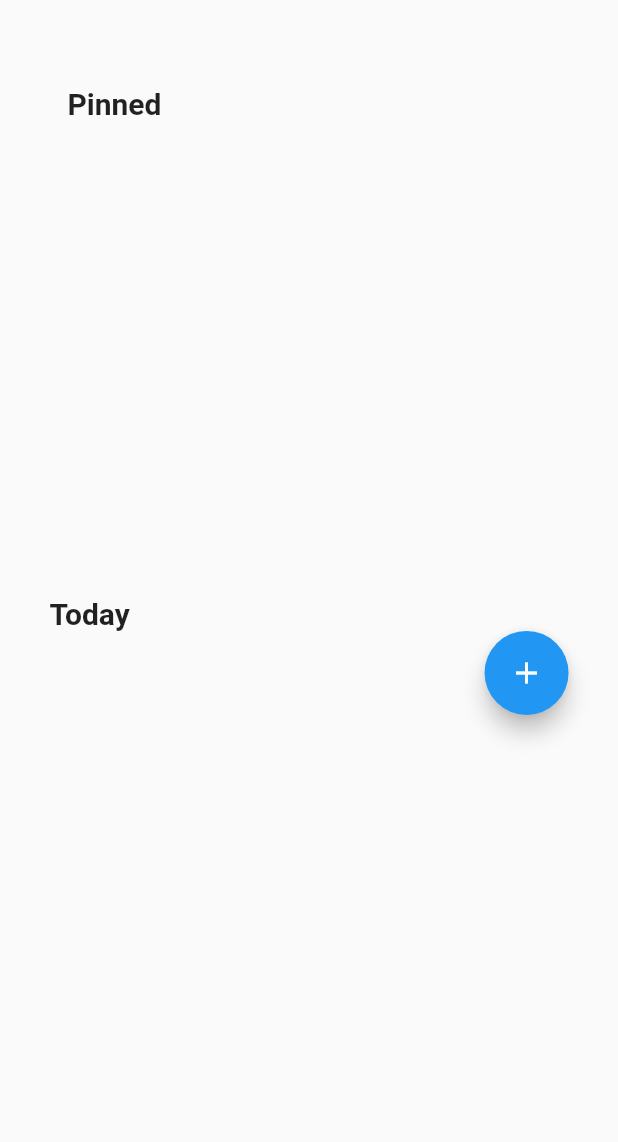
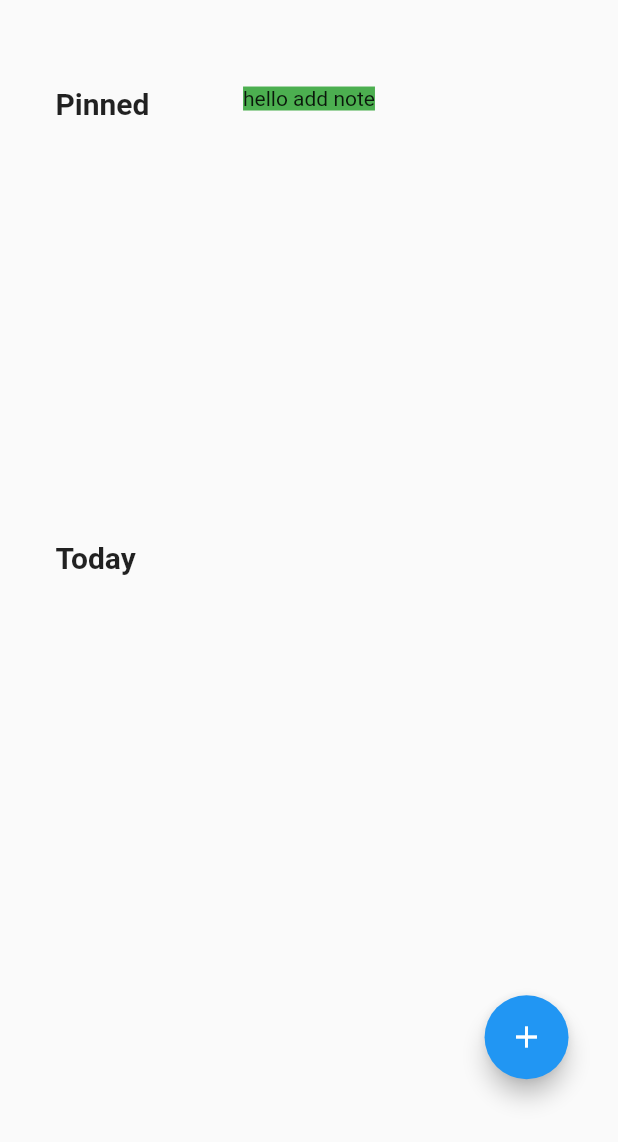
Before and after one commit to AmrAbdElHamed26/POS_System, a Flutter app: the AdminNotesScreen widget shown alone on an empty page, opened directly, after a tap on the "add" icon, on a phone screen of 412 x 824 dp. Shown: the top 1142 px of the screen. Run offline on Flutter 3.47's test engine with Material 2 defaults, Android fonts, the light colour scheme and no system bars; our stand-ins replace bloc, cloud_firestore, dartz, equatable, firebase_auth, firebase_core and 4 more; missing offline and left inert: dart:html, side_sheet; accounts and stored records are empty; network calls fail.

Commit message:
finish Home and Notes screens

```diff
--- a/lib/admin_module/admin_screen.dart
+++ b/lib/admin_module/admin_screen.dart
@@ -15,12 +15,12 @@ class AdminScreen extends StatelessWidget {
     return Scaffold(
       backgroundColor: Colors.white,
       body: BlocProvider(
-        create: (BuildContext context) => getIt<AdminBloc>(),
+        create: (BuildContext context) => getIt<AdminBloc>()..add(const ChangePageEvent(pageNumber: 0)),
         child: Row(
           mainAxisAlignment: MainAxisAlignment.start,
           crossAxisAlignment: CrossAxisAlignment.start,
           children: [
-            AdminNavigationBar(),
+            const AdminNavigationBar(),
             Expanded(
               flex: 16,
               child: BlocBuilder<AdminBloc, AdminStates>(
--- a/lib/admin_module/home_feature/data_layer/data_source/admin_home_remote_data_source.dart
+++ b/lib/admin_module/home_feature/data_layer/data_source/admin_home_remote_data_source.dart
@@ -72,7 +72,7 @@ class AdminHomeRemoteDataSource extends BaseAdminHomeRemoteDataSource {
   Future<List<AllToDoListModel>> getAllToDo() async {
 
     if(adminScreenData.allQuickToDoListChanges == true){
-      final result = await FireStoreFunctions().getAllToDoService(userDocumentId: "AJn92NJE9hh8XUnzRtda");
+      final result = await FireStoreFunctions().getAllQuickToDoService(userDocumentId: "AJn92NJE9hh8XUnzRtda");
       adminScreenData.setAllQuickToDoListData =  List<AllToDoListModel>.from(result);
       adminScreenData.setAllQuickToDoListChanges(false);
       return result;
--- a/lib/admin_module/notes-feature/domain_layer/repository/base_admin_notes_repository.dart
+++ b/lib/admin_module/notes-feature/domain_layer/repository/base_admin_notes_repository.dart
@@ -1,4 +1,6 @@
 import 'package:side_proj/admin_module/home_feature/data_layer/models/all_notes_model.dart';
+
+import '../../../home_feature/data_layer/models/all_to_do_list_model.dart';
 
 abstract class BaseAdminNotesRepository {
 
@@ -6,6 +8,7 @@ abstract class BaseAdminNotesRepository {
 
   Future<void>addNote(AllNotesModel note);
   Future<List<AllNotesModel>> getAllNotesData();
+  Future<List<AllToDoListModel>> getAllToDoData();
 
 }
 
--- /dev/null
+++ b/lib/admin_module/notes-feature/domain_layer/use_cases/get_all_to_do_use_case_notes.dart
@@ -0,0 +1,15 @@
+import 'package:side_proj/admin_module/home_feature/data_layer/models/all_notes_model.dart';
+import 'package:side_proj/admin_module/notes-feature/domain_layer/repository/base_admin_notes_repository.dart';
+
+import '../../../home_feature/data_layer/models/all_to_do_list_model.dart';
+
+class GetAllNotesUseCaseNotes {
+
+  BaseAdminNotesRepository baseAdminNotesRepository ;
+
+  GetAllNotesUseCaseNotes(this.baseAdminNotesRepository);
+
+  Future<List<AllToDoListModel>> execute () async {
+    return await baseAdminNotesRepository.getAllToDoData();
+  }
+}
--- a/lib/admin_module/notes-feature/presentaion_layer/components/all_notes.dart
+++ b/lib/admin_module/notes-feature/presentaion_layer/components/all_notes.dart
@@ -10,22 +10,22 @@ import '../controller/admin_notes_states.dart';
 import 'notes_table.dart';
 
 class AllNotes extends StatelessWidget {
-  const AllNotes({Key? key , required this.screenSize}) : super(key: key);
+  AllNotes({Key? key , required this.screenSize , required this.nameOfRow}) : super(key: key);
 
-  final  Size screenSize;
-
+  final Size screenSize;
+  final String nameOfRow ;
   @override
   Widget build(BuildContext context) {
     return  Column(
       crossAxisAlignment: CrossAxisAlignment.start,
       children: [
-        const Row(
+        Row(
           mainAxisAlignment: MainAxisAlignment.start,
           children: [
-            SizedBox(width: 12,),
+            const SizedBox(width: 4,),
             Text(
-              "Pinned",
-              style: TextStyle(
+              nameOfRow,
+              style: const TextStyle(
                 fontSize: 20,
                 fontWeight: FontWeight.bold,
               ),
@@ -33,34 +33,23 @@ class AllNotes extends StatelessWidget {
           ],
         ),
         const SizedBox(
-          height: 30,
+          height: 8,
         ),
         SizedBox(
-          width: screenSize.width * 0.8, // 80% of screen width
-          height: screenSize.height * 0.33, // 40% of screen height
+          width: screenSize.width * 0.8,
+          height: screenSize.height * 0.33,
           child: BlocBuilder<AdminNotesBloc,AdminNotesStates>(
             builder: (BuildContext context , AdminNotesStates state){
-              switch(state.allNotesState){
-
-                case RequestState.loading:
-                  return Center(child: CircularProgressIndicator());
-                case RequestState.loaded:
-                return ListView.builder(
-                  physics: const ClampingScrollPhysics(),
-                  itemBuilder: (BuildContext context, int index) =>
-                      NotesTable(allNotes: state.allNotesData[index]),
-                  itemCount: state.allNotesData.length,
-                  scrollDirection: Axis.horizontal,
-                );
-                case RequestState.error:
-                  return Center(child: CircularProgressIndicator());
-
-              }
+              return ListView.builder(
+                physics: const ClampingScrollPhysics(),
+                itemBuilder: (BuildContext context, int index) =>
+                    NotesTable(allNotes: adminScreenData.allNotesData[index]),
+                itemCount: adminScreenData.allNotesData.length,
+                scrollDirection: Axis.horizontal,
+              );
             },
           ),
         ),
-        const SizedBox(height: 15,),
-        const Text("Today" , style: TextStyle(fontWeight: FontWeight.bold , fontSize: 20),),
       ],
     );
   }
--- a/lib/admin_module/notes-feature/presentaion_layer/controller/admin_notes_bloc.dart
+++ b/lib/admin_module/notes-feature/presentaion_layer/controller/admin_notes_bloc.dart
@@ -1,49 +1,69 @@
-
 import 'dart:async';
 import 'package:flutter_bloc/flutter_bloc.dart';
+import 'package:side_proj/admin_module/home_feature/domain_layer/use_cases/get_all_to_do_list_use_case.dart';
 import 'package:side_proj/admin_module/notes-feature/domain_layer/use_cases/get_all_notes_use_case_notes.dart';
 import 'package:side_proj/admin_module/notes-feature/presentaion_layer/controller/admin_notes_events.dart';
 import 'package:side_proj/admin_module/notes-feature/presentaion_layer/controller/admin_notes_states.dart';
 import 'package:side_proj/services/save_data.dart';
 import 'package:side_proj/services/services_locator.dart';
 
-
 import '../../../home_feature/domain_layer/use_cases/get_all_notes_use_case.dart';
 import '../../../home_feature/presentation_layer/controller/admin_home_states.dart';
 import '../../domain_layer/use_cases/add_note_use_case.dart';
 
 class AdminNotesBloc extends Bloc<AdminNotesEvents, AdminNotesStates> {
-  final AddNoteUseCase addNoteUseCase ;
+  final AddNoteUseCase addNoteUseCase;
+
   final GetAllNotesUseCaseNotes getAllNotesUseCaseNotes;
-  AdminNotesBloc(this.addNoteUseCase , this.getAllNotesUseCaseNotes):super(const AdminNotesStates()){
+  final GetAllToDoListUseCase getAllToDoListUseCase;
 
+
+  AdminNotesBloc(this.addNoteUseCase, this.getAllNotesUseCaseNotes , this.getAllToDoListUseCase)
+      : super(const AdminNotesStates()) {
     on<AddNoteEvent>(_addNote);
     on<GetAllNotesEvent>(_getAllNotesData);
+    on<GetAllToDoEvent>(_getAllToDoData);
+
+
+    on<ShowAddNoteScreenEvent>((event, emit) {
+      emit(state.copyWith(
+        showAddNoteScreen:true ,
+      ));
+    });
+    on<HideAddNoteScreenEvent>((event, emit) {
+      emit(state.copyWith(
+        showAddNoteScreen:false ,
+      ));
+    });
   }
 
-  FutureOr<void> _getAllNotesData( event, emit )async  {
-  /// to do handle save data
+  FutureOr<void> _getAllNotesData(event, emit) async {
+    /// to do handle save data
     final result = await getAllNotesUseCaseNotes.execute();
-    emit(state.copyWith(allNotesData: result,
-      allNotesState: RequestState.loaded,));
+    adminScreenData.allNotesData = result;
+    emit(state.copyWith(
+      allNotesData: result,
+      allNotesState: RequestState.loaded,
+    ));
   }
 
-  FutureOr<void> _addNote( event, emit )async  {
-     await addNoteUseCase.execute(event.note);
+  FutureOr<void> _getAllToDoData(event, emit) async {
+    final result = await getAllToDoListUseCase.execute();
+    print("all to do list $result");
+    emit(state.copyWith(
+      allToDoListData: result,
+      allToDoState: RequestState.loaded,
+    ));
+  }
 
-     adminScreenData.allNotesData.add(event.note);
+  FutureOr<void> _addNote(event, emit) async {
+    adminScreenData.allNotesData.add(event.note);
 
-     emit(state.copyWith(
-       addNoteState: RequestState.loaded,
-     ));
+    await addNoteUseCase.execute(event.note);
 
-     emit(state.copyWith(
-       addNoteState: RequestState.loading,
-     ));
+    emit(state.copyWith(
+      addNoteState: RequestState.loading,
+    ));
 
   }
-
-
-
-
 }
--- a/lib/admin_module/notes-feature/presentaion_layer/controller/admin_notes_events.dart
+++ b/lib/admin_module/notes-feature/presentaion_layer/controller/admin_notes_events.dart
@@ -16,3 +16,8 @@ class AddNoteEvent extends AdminNotesEvents{
 }
 
 class GetAllNotesEvent extends AdminNotesEvents{}
+
+class ShowAddNoteScreenEvent extends AdminNotesEvents{}
+class HideAddNoteScreenEvent extends AdminNotesEvents{}
+
+class GetAllToDoEvent extends AdminNotesEvents {}
--- a/lib/admin_module/notes-feature/presentaion_layer/controller/admin_notes_states.dart
+++ b/lib/admin_module/notes-feature/presentaion_layer/controller/admin_notes_states.dart
@@ -13,11 +13,24 @@ class AdminNotesStates extends Equatable {
   final List<AllNotesModel> allNotesData;
   final RequestState allNotesState;
 
+  /// all To Do List data
+  final List<AllToDoListModel> allToDoListData;
+  final RequestState allToDoState;
+
+
+  final bool showAddNoteScreen;
+
+
   const AdminNotesStates({
+    this.showAddNoteScreen = false,
+
     this.addNoteState = RequestState.loading,
 
     this.allNotesData = const [],
     this.allNotesState = RequestState.loading ,
+
+    this.allToDoListData = const [],
+    this.allToDoState = RequestState.loading ,
   });
 
   AdminNotesStates copyWith({
@@ -25,13 +38,23 @@ class AdminNotesStates extends Equatable {
 
     List<AllNotesModel> ? allNotesData ,
     RequestState ? allNotesState ,
+
+    List<AllToDoListModel> ? allToDoListData ,
+    RequestState ? allToDoState ,
+
+    bool? showAddNoteScreen,
   }) {
     return AdminNotesStates(addNoteState: addNoteState ?? this.addNoteState,
         allNotesData : allNotesData ?? this.allNotesData ,
       allNotesState: allNotesState ?? this.allNotesState ,
+      showAddNoteScreen: showAddNoteScreen ?? this.showAddNoteScreen,
+
+      allToDoListData : allToDoListData ?? this.allToDoListData ,
+      allToDoState: allToDoState ?? this.allToDoState ,
+
     );
     }
 
   @override
-  List<Object?> get props => [addNoteState , allNotesData, allNotesState ];
+  List<Object?> get props => [addNoteState , allNotesData, allNotesState,showAddNoteScreen ,allToDoListData ,allToDoState];
 }
--- /dev/null
+++ b/lib/admin_module/notes-feature/presentaion_layer/screens/add_note_screen.dart
@@ -0,0 +1,19 @@
+import 'package:flutter/cupertino.dart';
+import 'package:flutter/material.dart';
+
+class AddNoteScreen extends StatelessWidget {
+  const AddNoteScreen({Key? key}) : super(key: key);
+
+  @override
+  Widget build(BuildContext context) {
+    final screenSize = MediaQuery.of(context).size;
+
+    final screenWidth = screenSize.width;
+    final screenHeight = screenSize.height;
+
+    return Container(
+      color: Colors.green,
+      child: Text("hello add note"),
+    );
+  }
+}
--- a/lib/admin_module/notes-feature/presentaion_layer/screens/notes_screen.dart
+++ b/lib/admin_module/notes-feature/presentaion_layer/screens/notes_screen.dart
@@ -1,6 +1,8 @@
 import 'package:flutter/cupertino.dart';
 import 'package:flutter/material.dart';
 import 'package:flutter_bloc/flutter_bloc.dart';
+import 'package:side_proj/admin_module/notes-feature/presentaion_layer/controller/admin_notes_states.dart';
+import 'package:side_proj/admin_module/notes-feature/presentaion_layer/screens/add_note_screen.dart';
 import 'package:side_proj/services/services_locator.dart';
 
 import '../../../home_feature/data_layer/models/all_notes_model.dart';
@@ -9,11 +11,12 @@ import '../controller/admin_notes_bloc.dart';
 import '../controller/admin_notes_events.dart';
 
 class AdminNotesScreen extends StatelessWidget {
-  AdminNotesScreen({Key? key}) : super(key: key);
+  const AdminNotesScreen({Key? key}) : super(key: key);
 
-  //final AdminNotesBloc adminNotesBloc = getIt();
   @override
   Widget build(BuildContext context) {
+    final AdminNotesBloc adminNotesBloc = getIt();
+
     final screenSize = MediaQuery.of(context).size;
     final horizontalPadding = screenSize.width * 0.08;
     final verticalPadding = screenSize.height * 0.07;
@@ -27,13 +30,21 @@ class AdminNotesScreen extends StatelessWidget {
           verticalPadding,
         ),
         child: BlocProvider(
-          create: (BuildContext context)=>getIt<AdminNotesBloc>()..add(GetAllNotesEvent()),
-          child: Column(
+          create: (BuildContext context) =>
+              adminNotesBloc..add(GetAllNotesEvent() ),
+          child: Stack(children: [
+            Column(
               crossAxisAlignment: CrossAxisAlignment.start,
               children: [
-              AllNotes(screenSize: screenSize),
+                AllNotes(
+                  screenSize: screenSize,
+                  nameOfRow: "Pinned",
+                ),
+                AllNotes(screenSize: screenSize, nameOfRow: "Today"),
+
                 Row(
                   mainAxisAlignment: MainAxisAlignment.end,
+
                   children: [
                     FloatingActionButton(
                       onPressed: () {
@@ -43,7 +54,7 @@ class AdminNotesScreen extends StatelessWidget {
                             messageID: "a",
                             messageTime: "a");
 
-                      getIt<AdminNotesBloc>().add(AddNoteEvent(note: note));
+                        adminNotesBloc.add(ShowAddNoteScreenEvent());
                       },
                       child: const Icon(Icons.add),
                     ),
@@ -51,8 +62,15 @@ class AdminNotesScreen extends StatelessWidget {
                 ),
               ],
             ),
-
-
+            BlocBuilder<AdminNotesBloc, AdminNotesStates>(
+              builder: (context, state) {
+                if (state.showAddNoteScreen == true) {
+                  return Center(child: const AddNoteScreen());
+                } else
+                  return Container();
+              },
+            ),
+          ]),
         ),
       ),
     );
--- a/lib/services/services_locator.dart
+++ b/lib/services/services_locator.dart
@@ -30,7 +30,7 @@ class ServicesLocator {
         ///blocs
         getIt.registerFactory(() => AdminHomeBloc(getIt() , getIt() , getIt() , getIt()));
         getIt.registerFactory(() => AdminBloc());
-        getIt.registerFactory<AdminNotesBloc>(()=>AdminNotesBloc(getIt() , getIt()));
+        getIt.registerFactory<AdminNotesBloc>(()=>AdminNotesBloc(getIt() , getIt(), getIt()));
 
         ///DATA SOURCE
         getIt.registerLazySingleton<BaseAdminHomeRemoteDataSource>(() =>AdminHomeRemoteDataSource() );
```
Also changed, not shown: lib/admin_module/home_feature/presentation_layer/components/header_of_home.dart (+13 -3 lines), lib/admin_module/notes-feature/data_layer/data_source/admin_notes_remote_data_source.dart (+8 -0 lines), lib/admin_module/notes-feature/data_layer/repository/admin_notes_repository.dart (+7 -0 lines), lib/admin_module/notes-feature/presentaion_layer/components/notes_table.dart (+4 -4 lines), lib/admin_module/presentation_layer/components/admin_navigation_bar.dart (+32 -30 lines), lib/services/fire_store_functions.dart (+28 -1 lines). Lines whose indentation alone changed are shown as unchanged.
